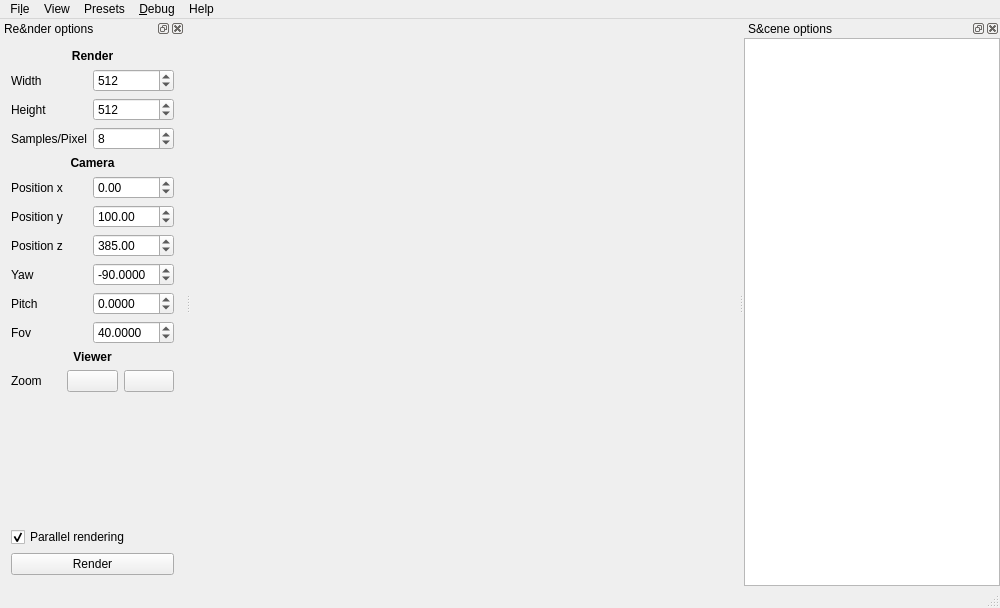
Qt form src/gui/mainwindow.ui (Yt-trium/Couscous-raytracer) before a commit.
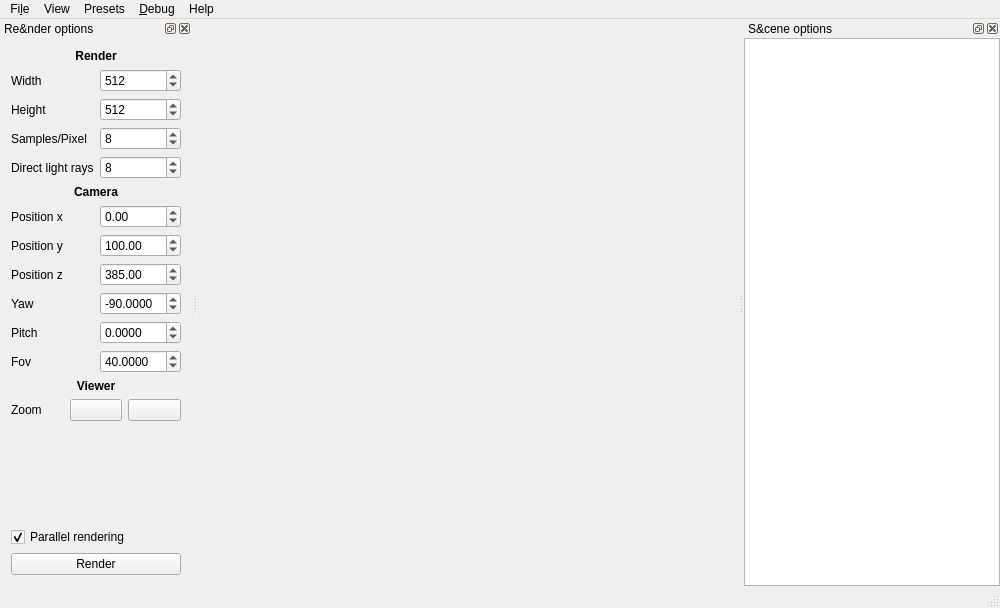
The same form after that commit. Icons and pictures are not drawn.

```diff
--- a/src/gui/mainwindow.ui
+++ b/src/gui/mainwindow.ui
@@ -130,7 +130,7 @@
    </attribute>
    <widget class="QWidget" name="dockWidgetContents_render">
     <layout class="QGridLayout" name="gridLayout_2">
-     <item row="5" column="1">
+     <item row="6" column="1">
       <widget class="QDoubleSpinBox" name="doubleSpinBox_position_x">
        <property name="decimals">
         <number>2</number>
@@ -153,7 +153,7 @@
        </property>
       </widget>
      </item>
-     <item row="8" column="1">
+     <item row="9" column="1">
       <widget class="QDoubleSpinBox" name="doubleSpinBox_yaw">
        <property name="decimals">
         <number>4</number>
@@ -169,7 +169,7 @@
        </property>
       </widget>
      </item>
-     <item row="10" column="1">
+     <item row="11" column="1">
       <widget class="QDoubleSpinBox" name="doubleSpinBox_fov">
        <property name="decimals">
         <number>4</number>
@@ -185,7 +185,7 @@
        </property>
       </widget>
      </item>
-     <item row="9" column="1">
+     <item row="10" column="1">
       <widget class="QDoubleSpinBox" name="doubleSpinBox_pitch">
        <property name="decimals">
         <number>4</number>
@@ -218,35 +218,35 @@
        </property>
       </widget>
      </item>
-     <item row="7" column="0">
+     <item row="8" column="0">
       <widget class="QLabel" name="label_position_z">
        <property name="text">
         <string>Position z</string>
        </property>
       </widget>
      </item>
-     <item row="6" column="0">
+     <item row="7" column="0">
       <widget class="QLabel" name="label_position_y">
        <property name="text">
         <string>Position y</string>
        </property>
       </widget>
      </item>
-     <item row="9" column="0">
+     <item row="10" column="0">
       <widget class="QLabel" name="label_pitch">
        <property name="text">
         <string>Pitch</string>
        </property>
       </widget>
      </item>
-     <item row="10" column="0">
+     <item row="11" column="0">
       <widget class="QLabel" name="label_fov">
        <property name="text">
         <string>Fov</string>
        </property>
       </widget>
      </item>
-     <item row="7" column="1">
+     <item row="8" column="1">
       <widget class="QDoubleSpinBox" name="doubleSpinBox_position_z">
        <property name="minimum">
         <double>-9999.000000000000000</double>
@@ -272,14 +272,14 @@
        </property>
       </widget>
      </item>
-     <item row="8" column="0">
+     <item row="9" column="0">
       <widget class="QLabel" name="label_yaw">
        <property name="text">
         <string>Yaw</string>
        </property>
       </widget>
      </item>
-     <item row="4" column="0" colspan="2">
+     <item row="5" column="0" colspan="2">
       <widget class="QLabel" name="label_camera">
        <property name="font">
         <font>
@@ -298,7 +298,7 @@
        </property>
       </widget>
      </item>
-     <item row="6" column="1">
+     <item row="7" column="1">
       <widget class="QDoubleSpinBox" name="doubleSpinBox_position_y">
        <property name="minimum">
         <double>-9999.000000000000000</double>
@@ -311,7 +311,7 @@
        </property>
       </widget>
      </item>
-     <item row="15" column="0" colspan="2">
+     <item row="16" column="0" colspan="2">
       <widget class="QCheckBox" name="checkBox_parallel_rendering">
        <property name="text">
         <string>Parallel rendering</string>
@@ -321,7 +321,7 @@
        </property>
       </widget>
      </item>
-     <item row="5" column="0">
+     <item row="6" column="0">
       <widget class="QLabel" name="label_position_x">
        <property name="text">
         <string>Position x</string>
@@ -344,7 +344,7 @@
        </property>
       </widget>
      </item>
-     <item row="11" column="0" colspan="2">
+     <item row="12" column="0" colspan="2">
       <widget class="QLabel" name="label_viewer">
        <property name="font">
         <font>
@@ -360,7 +360,7 @@
        </property>
       </widget>
      </item>
-     <item row="13" column="0" colspan="2">
+     <item row="14" column="0" colspan="2">
       <spacer name="verticalSpacer">
        <property name="orientation">
         <enum>Qt::Vertical</enum>
@@ -373,7 +373,7 @@
        </property>
       </spacer>
      </item>
-     <item row="12" column="0" colspan="2">
+     <item row="13" column="0" colspan="2">
       <layout class="QHBoxLayout" name="horizontalLayout_zoom">
        <property name="sizeConstraint">
         <enum>QLayout::SetDefaultConstraint</enum>
@@ -429,7 +429,7 @@
        </property>
       </widget>
      </item>
-     <item row="16" column="0" colspan="2">
+     <item row="17" column="0" colspan="2">
       <widget class="QPushButton" name="pushButton_render">
        <property name="text">
         <string>Render</string>
@@ -439,6 +439,23 @@
        </property>
       </widget>
      </item>
+     <item row="4" column="0">
+      <widget class="QLabel" name="label">
+       <property name="text">
+        <string>Direct light rays</string>
+       </property>
+      </widget>
+     </item>
+     <item row="4" column="1">
+      <widget class="QSpinBox" name="spinBox_dlrc">
+       <property name="minimum">
+        <number>1</number>
+       </property>
+       <property name="value">
+        <number>8</number>
+       </property>
+      </widget>
+     </item>
     </layout>
    </widget>
   </widget>
```
Left out of the diff: 47 changed lines with no effect on the pictures.
